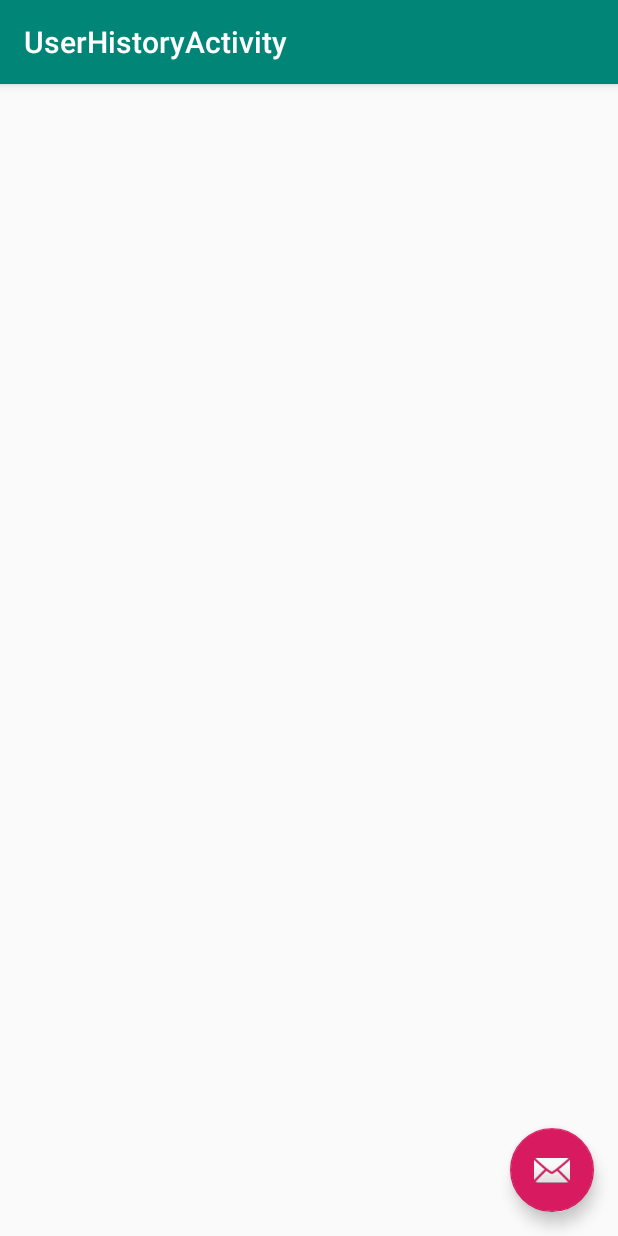
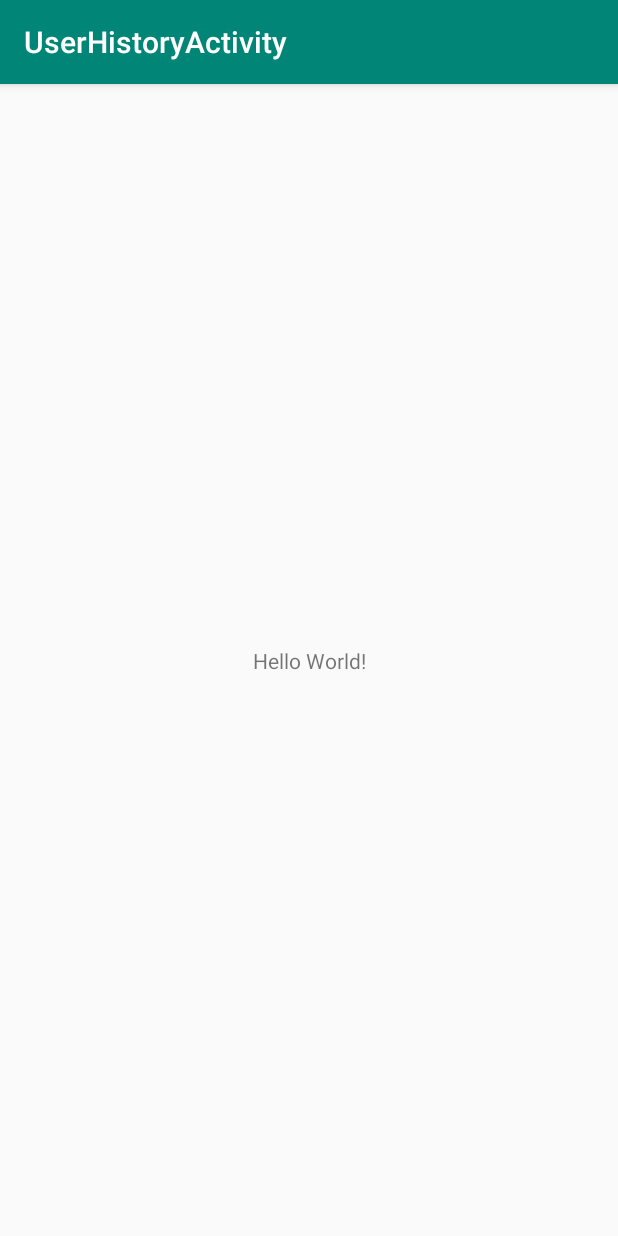
Before and after one commit to BL-CoderOvertime/Project-Week-Unit-2, an Android app: the UserHistoryActivity screen opened directly, with no data from a screen before it, on a phone screen of 412 x 824 dp. Run offline under Robolectric (Android 15) with nearby library versions, the phone set to English and light mode, and no system bars.

Commit message:
Fixed UserHistoryActivity (set up blank activity instead of empty)

```diff
--- a/app/src/main/AndroidManifest.xml
+++ b/app/src/main/AndroidManifest.xml
@@ -11,8 +11,7 @@
         android:theme="@style/AppTheme">
         <activity
             android:name=".UserHistoryActivity"
-            android:label="@string/title_activity_user_history"
-            android:theme="@style/AppTheme.NoActionBar"></activity>
+            android:label="@string/title_activity_user_history"/>
         <activity android:name=".MenuItemListActivity" />
         <activity
             android:name=".ui.login.UserLoginActivity"
--- a/app/src/main/java/com/example/projectweekunit2/UserHistoryActivity.java
+++ b/app/src/main/java/com/example/projectweekunit2/UserHistoryActivity.java
@@ -13,17 +13,6 @@ public class UserHistoryActivity extends AppCompatActivity {
 	protected void onCreate(Bundle savedInstanceState) {
 		super.onCreate(savedInstanceState);
 		setContentView(R.layout.activity_user_history);
-		Toolbar toolbar = findViewById(R.id.toolbar);
-		setSupportActionBar(toolbar);
-
-		FloatingActionButton fab = findViewById(R.id.fab);
-		fab.setOnClickListener(new View.OnClickListener() {
-			@Override
-			public void onClick(View view) {
-				Snackbar.make(view, "Replace with your own action", Snackbar.LENGTH_LONG)
-						.setAction("Action", null).show();
-			}
-		});
 	}
 
 }
--- a/app/src/main/res/layout/activity_user_history.xml
+++ b/app/src/main/res/layout/activity_user_history.xml
@@ -1,33 +1,18 @@
 <?xml version="1.0" encoding="utf-8"?>
-<android.support.design.widget.CoordinatorLayout xmlns:android="http://schemas.android.com/apk/res/android"
+<android.support.constraint.ConstraintLayout xmlns:android="http://schemas.android.com/apk/res/android"
     xmlns:app="http://schemas.android.com/apk/res-auto"
     xmlns:tools="http://schemas.android.com/tools"
     android:layout_width="match_parent"
     android:layout_height="match_parent"
     tools:context=".UserHistoryActivity">
 
-    <android.support.design.widget.AppBarLayout
-        android:layout_width="match_parent"
-        android:layout_height="wrap_content"
-        android:theme="@style/AppTheme.AppBarOverlay">
-
-        <android.support.v7.widget.Toolbar
-            android:id="@+id/toolbar"
-            android:layout_width="match_parent"
-            android:layout_height="?attr/actionBarSize"
-            android:background="?attr/colorPrimary"
-            app:popupTheme="@style/AppTheme.PopupOverlay" />
-
-    </android.support.design.widget.AppBarLayout>
-
-    <include layout="@layout/content_user_history" />
-
-    <android.support.design.widget.FloatingActionButton
-        android:id="@+id/fab"
+    <TextView
         android:layout_width="wrap_content"
         android:layout_height="wrap_content"
-        android:layout_gravity="bottom|end"
-        android:layout_margin="@dimen/fab_margin"
-        app:srcCompat="@android:drawable/ic_dialog_email" />
+        android:text="Hello World!"
+        app:layout_constraintBottom_toBottomOf="parent"
+        app:layout_constraintLeft_toLeftOf="parent"
+        app:layout_constraintRight_toRightOf="parent"
+        app:layout_constraintTop_toTopOf="parent" />
 
-</android.support.design.widget.CoordinatorLayout>
+</android.support.constraint.ConstraintLayout>
```
